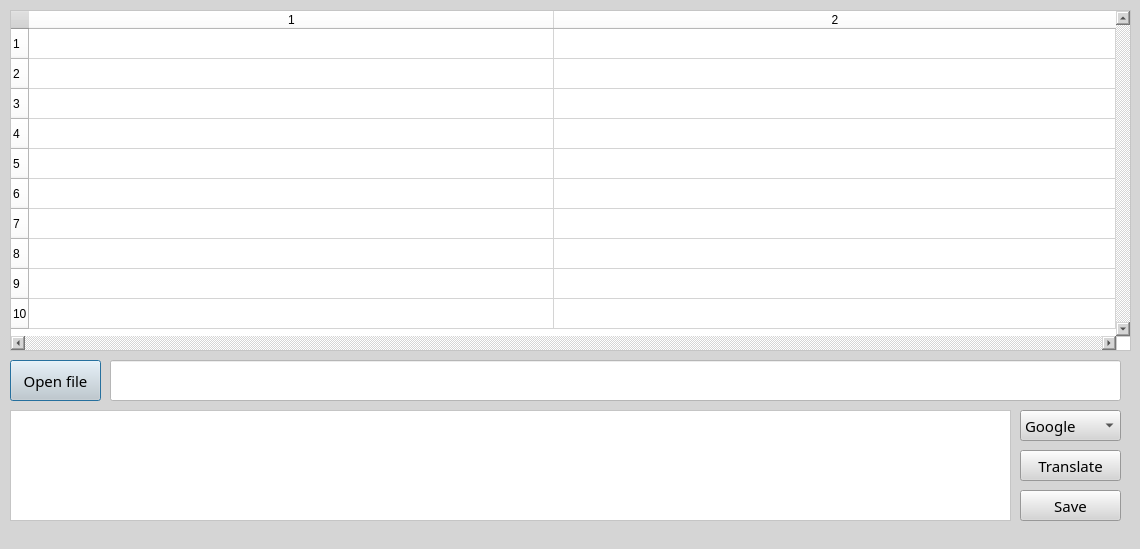
The window that medTrans.ui (ABMI/MedTranslate) describes before a commit, drawn with Qt 5.
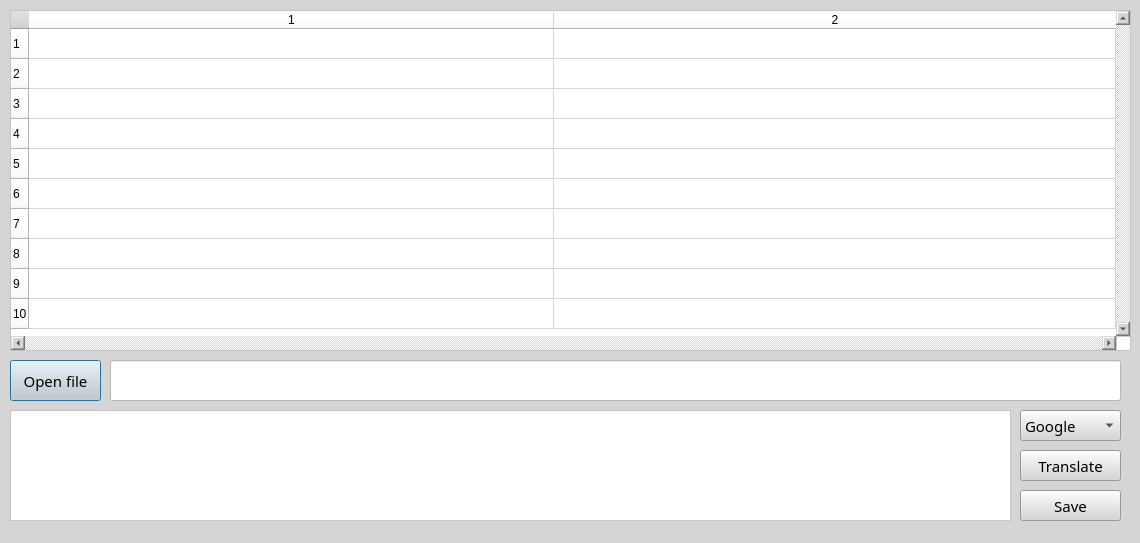
The same window after the commit.

Commit message: update medtrans py, ui

Patch:
```diff
--- a/medTrans.ui
+++ b/medTrans.ui
@@ -7,7 +7,7 @@
     <x>0</x>
     <y>0</y>
     <width>1140</width>
-    <height>549</height>
+    <height>543</height>
    </rect>
   </property>
   <property name="minimumSize">
```
Left out of the diff: 6 changed lines with no effect on the pictures. The commit also changes 1 other file.
